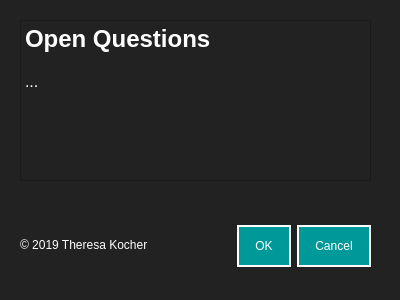
resa89/pridentifier, file design/dialog_openQuestions.ui: the form before one commit.
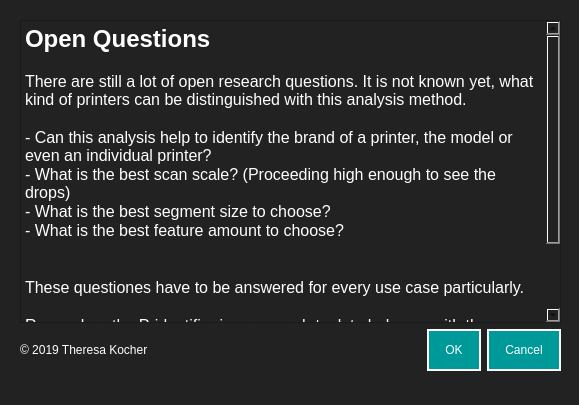
The form after the commit.

Commit message: devel: Edit all dialogs for correct descriptions

```diff
--- a/design/dialog_openQuestions.ui
+++ b/design/dialog_openQuestions.ui
@@ -6,8 +6,8 @@
    <rect>
     <x>0</x>
     <y>0</y>
-    <width>400</width>
-    <height>300</height>
+    <width>579</width>
+    <height>405</height>
    </rect>
   </property>
   <property name="windowTitle">
@@ -17,17 +17,75 @@
    <string notr="true">background-color: #222222;
 </string>
   </property>
-  <widget class="QDialogButtonBox" name="buttonBox">
+  <widget class="QWidget" name="verticalLayoutWidget">
    <property name="geometry">
     <rect>
-     <x>30</x>
-     <y>221</y>
-     <width>341</width>
-     <height>51</height>
+     <x>20</x>
+     <y>20</y>
+     <width>541</width>
+     <height>351</height>
     </rect>
    </property>
-   <property name="styleSheet">
-    <string notr="true">QPushButton {
+   <layout class="QVBoxLayout" name="verticalLayout">
+    <item>
+     <layout class="QHBoxLayout" name="horizontalLayout">
+      <item>
+       <layout class="QHBoxLayout" name="horizontalLayout_2"/>
+      </item>
+     </layout>
+    </item>
+    <item>
+     <layout class="QHBoxLayout" name="horizontalLayout_4">
+      <item>
+       <widget class="QTextBrowser" name="textBrowser">
+        <property name="styleSheet">
+         <string notr="true">color: #fff;
+font: 12pt &quot;Helvetica&quot;;
+</string>
+        </property>
+        <property name="html">
+         <string>&lt;!DOCTYPE HTML PUBLIC &quot;-//W3C//DTD HTML 4.0//EN&quot; &quot;http://www.w3.org/TR/REC-html40/strict.dtd&quot;&gt;
+&lt;html&gt;&lt;head&gt;&lt;meta name=&quot;qrichtext&quot; content=&quot;1&quot; /&gt;&lt;style type=&quot;text/css&quot;&gt;
+p, li { white-space: pre-wrap; }
+&lt;/style&gt;&lt;/head&gt;&lt;body style=&quot; font-family:'Helvetica'; font-size:12pt; font-weight:400; font-style:normal;&quot;&gt;
+&lt;p style=&quot; margin-top:0px; margin-bottom:0px; margin-left:0px; margin-right:0px; -qt-block-indent:0; text-indent:0px;&quot;&gt;&lt;span style=&quot; font-size:18pt; font-weight:600;&quot;&gt;Open Questions&lt;/span&gt;&lt;/p&gt;
+&lt;p style=&quot;-qt-paragraph-type:empty; margin-top:0px; margin-bottom:0px; margin-left:0px; margin-right:0px; -qt-block-indent:0; text-indent:0px;&quot;&gt;&lt;br /&gt;&lt;/p&gt;
+&lt;p style=&quot; margin-top:0px; margin-bottom:0px; margin-left:0px; margin-right:0px; -qt-block-indent:0; text-indent:0px;&quot;&gt;There are still a lot of open research questions. It is not known yet, what kind of printers can be distinguished with this analysis method. &lt;/p&gt;
+&lt;p style=&quot;-qt-paragraph-type:empty; margin-top:0px; margin-bottom:0px; margin-left:0px; margin-right:0px; -qt-block-indent:0; text-indent:0px;&quot;&gt;&lt;br /&gt;&lt;/p&gt;
+&lt;p style=&quot; margin-top:0px; margin-bottom:0px; margin-left:0px; margin-right:0px; -qt-block-indent:0; text-indent:0px;&quot;&gt;- Can this analysis help to identify the brand of a printer, the model or even an individual printer? &lt;/p&gt;
+&lt;p style=&quot; margin-top:0px; margin-bottom:0px; margin-left:0px; margin-right:0px; -qt-block-indent:0; text-indent:0px;&quot;&gt;- What is the best scan scale? (Proceeding high enough to see the drops)&lt;/p&gt;
+&lt;p style=&quot; margin-top:0px; margin-bottom:0px; margin-left:0px; margin-right:0px; -qt-block-indent:0; text-indent:0px;&quot;&gt;- What is the best segment size to choose?&lt;/p&gt;
+&lt;p style=&quot; margin-top:0px; margin-bottom:0px; margin-left:0px; margin-right:0px; -qt-block-indent:0; text-indent:0px;&quot;&gt;- What is the best feature amount to choose?&lt;/p&gt;
+&lt;p style=&quot;-qt-paragraph-type:empty; margin-top:0px; margin-bottom:0px; margin-left:0px; margin-right:0px; -qt-block-indent:0; text-indent:0px;&quot;&gt;&lt;br /&gt;&lt;/p&gt;
+&lt;p style=&quot;-qt-paragraph-type:empty; margin-top:0px; margin-bottom:0px; margin-left:0px; margin-right:0px; -qt-block-indent:0; text-indent:0px;&quot;&gt;&lt;br /&gt;&lt;/p&gt;
+&lt;p style=&quot; margin-top:0px; margin-bottom:0px; margin-left:0px; margin-right:0px; -qt-block-indent:0; text-indent:0px;&quot;&gt;These questiones have to be answered for every use case particularly.&lt;/p&gt;
+&lt;p style=&quot;-qt-paragraph-type:empty; margin-top:0px; margin-bottom:0px; margin-left:0px; margin-right:0px; -qt-block-indent:0; text-indent:0px;&quot;&gt;&lt;br /&gt;&lt;/p&gt;
+&lt;p style=&quot; margin-top:0px; margin-bottom:0px; margin-left:0px; margin-right:0px; -qt-block-indent:0; text-indent:0px;&quot;&gt;Remember, the Pridentifier is a research tool, to help you with these questions. But you need to do your own research investigations. The more data (experiments) the better.&lt;/p&gt;
+&lt;p style=&quot;-qt-paragraph-type:empty; margin-top:0px; margin-bottom:0px; margin-left:0px; margin-right:0px; -qt-block-indent:0; text-indent:0px;&quot;&gt;&lt;br /&gt;&lt;/p&gt;
+&lt;p style=&quot; margin-top:0px; margin-bottom:0px; margin-left:0px; margin-right:0px; -qt-block-indent:0; text-indent:0px;&quot;&gt;Good luck!&lt;/p&gt;&lt;/body&gt;&lt;/html&gt;</string>
+        </property>
+       </widget>
+      </item>
+     </layout>
+    </item>
+    <item>
+     <layout class="QHBoxLayout" name="horizontalLayout_3">
+      <item>
+       <widget class="QLabel" name="label">
+        <property name="styleSheet">
+         <string notr="true">color: #fff;
+font: 12pt &quot;Helvetica&quot;;
+</string>
+        </property>
+        <property name="text">
+         <string>© 2019 Theresa Kocher</string>
+        </property>
+       </widget>
+      </item>
+      <item>
+       <widget class="QDialogButtonBox" name="buttonBox">
+        <property name="styleSheet">
+         <string notr="true">QPushButton {
 background-color: #009999;
 padding: 12px 16px;
 border: 2px solid #fff;
@@ -37,55 +95,18 @@
 QPushButton:hover {
 	background-color: #75bdc3;
 }</string>
-   </property>
-   <property name="orientation">
-    <enum>Qt::Horizontal</enum>
-   </property>
-   <property name="standardButtons">
-    <set>QDialogButtonBox::Cancel|QDialogButtonBox::Ok</set>
-   </property>
-  </widget>
-  <widget class="QLabel" name="label">
-   <property name="geometry">
-    <rect>
-     <x>20</x>
-     <y>220</y>
-     <width>131</width>
-     <height>50</height>
-    </rect>
-   </property>
-   <property name="styleSheet">
-    <string notr="true">color: #fff;
-font: 12pt &quot;Helvetica&quot;;
-</string>
-   </property>
-   <property name="text">
-    <string>© 2019 Theresa Kocher</string>
-   </property>
-  </widget>
-  <widget class="QTextBrowser" name="textBrowser">
-   <property name="geometry">
-    <rect>
-     <x>20</x>
-     <y>20</y>
-     <width>351</width>
-     <height>161</height>
-    </rect>
-   </property>
-   <property name="styleSheet">
-    <string notr="true">color: #fff;
-font: 12pt &quot;Helvetica&quot;;
-</string>
-   </property>
-   <property name="html">
-    <string>&lt;!DOCTYPE HTML PUBLIC &quot;-//W3C//DTD HTML 4.0//EN&quot; &quot;http://www.w3.org/TR/REC-html40/strict.dtd&quot;&gt;
-&lt;html&gt;&lt;head&gt;&lt;meta name=&quot;qrichtext&quot; content=&quot;1&quot; /&gt;&lt;style type=&quot;text/css&quot;&gt;
-p, li { white-space: pre-wrap; }
-&lt;/style&gt;&lt;/head&gt;&lt;body style=&quot; font-family:'Helvetica'; font-size:12pt; font-weight:400; font-style:normal;&quot;&gt;
-&lt;p style=&quot; margin-top:0px; margin-bottom:0px; margin-left:0px; margin-right:0px; -qt-block-indent:0; text-indent:0px;&quot;&gt;&lt;span style=&quot; font-size:18pt; font-weight:600;&quot;&gt;Open Questions&lt;/span&gt;&lt;/p&gt;
-&lt;p style=&quot;-qt-paragraph-type:empty; margin-top:0px; margin-bottom:0px; margin-left:0px; margin-right:0px; -qt-block-indent:0; text-indent:0px;&quot;&gt;&lt;br /&gt;&lt;/p&gt;
-&lt;p style=&quot; margin-top:0px; margin-bottom:0px; margin-left:0px; margin-right:0px; -qt-block-indent:0; text-indent:0px;&quot;&gt;...&lt;/p&gt;&lt;/body&gt;&lt;/html&gt;</string>
-   </property>
+        </property>
+        <property name="orientation">
+         <enum>Qt::Horizontal</enum>
+        </property>
+        <property name="standardButtons">
+         <set>QDialogButtonBox::Cancel|QDialogButtonBox::Ok</set>
+        </property>
+       </widget>
+      </item>
+     </layout>
+    </item>
+   </layout>
   </widget>
  </widget>
  <resources/>
```
Left out of the diff: 22 changed lines with no effect on the pictures. The commit also changes 17 other files.
